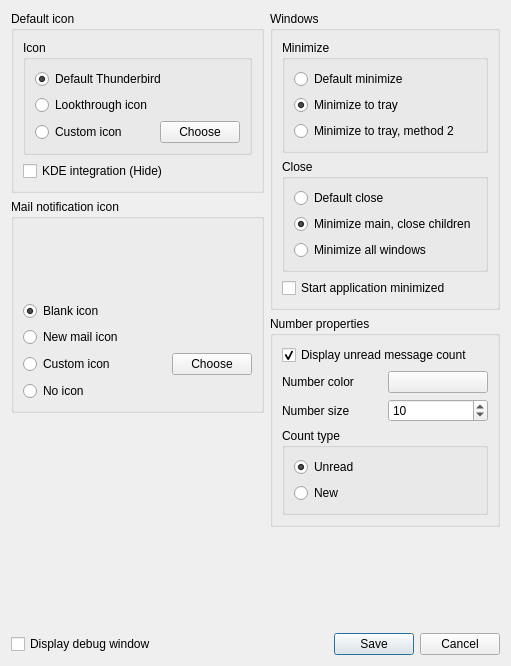
Old version of the form app/SysTray-X/preferences.ui in the repository Ximi1970/systray-x.
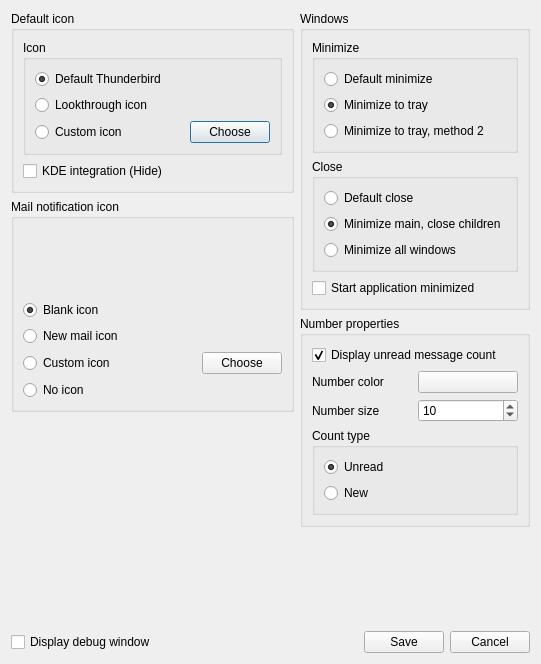
New version of the form. Icons and pictures are not drawn.

```diff
--- a/app/SysTray-X/preferences.ui
+++ b/app/SysTray-X/preferences.ui
@@ -6,8 +6,8 @@
    <rect>
     <x>0</x>
     <y>0</y>
-    <width>511</width>
-    <height>666</height>
+    <width>541</width>
+    <height>664</height>
    </rect>
   </property>
   <property name="windowTitle">
@@ -524,12 +524,29 @@
       </widget>
      </item>
      <item>
-      <widget class="QDialogButtonBox" name="buttonBox">
+      <spacer name="horizontalSpacer_4">
        <property name="orientation">
         <enum>Qt::Horizontal</enum>
        </property>
-       <property name="standardButtons">
-        <set>QDialogButtonBox::Cancel|QDialogButtonBox::Save</set>
+       <property name="sizeHint" stdset="0">
+        <size>
+         <width>40</width>
+         <height>20</height>
+        </size>
+       </property>
+      </spacer>
+     </item>
+     <item>
+      <widget class="QPushButton" name="savePushButton">
+       <property name="text">
+        <string>Save</string>
+       </property>
+      </widget>
+     </item>
+     <item>
+      <widget class="QPushButton" name="cancelPushButton">
+       <property name="text">
+        <string>Cancel</string>
        </property>
       </widget>
      </item>
```
Left out of the diff: 21 changed lines with no effect on the pictures.
